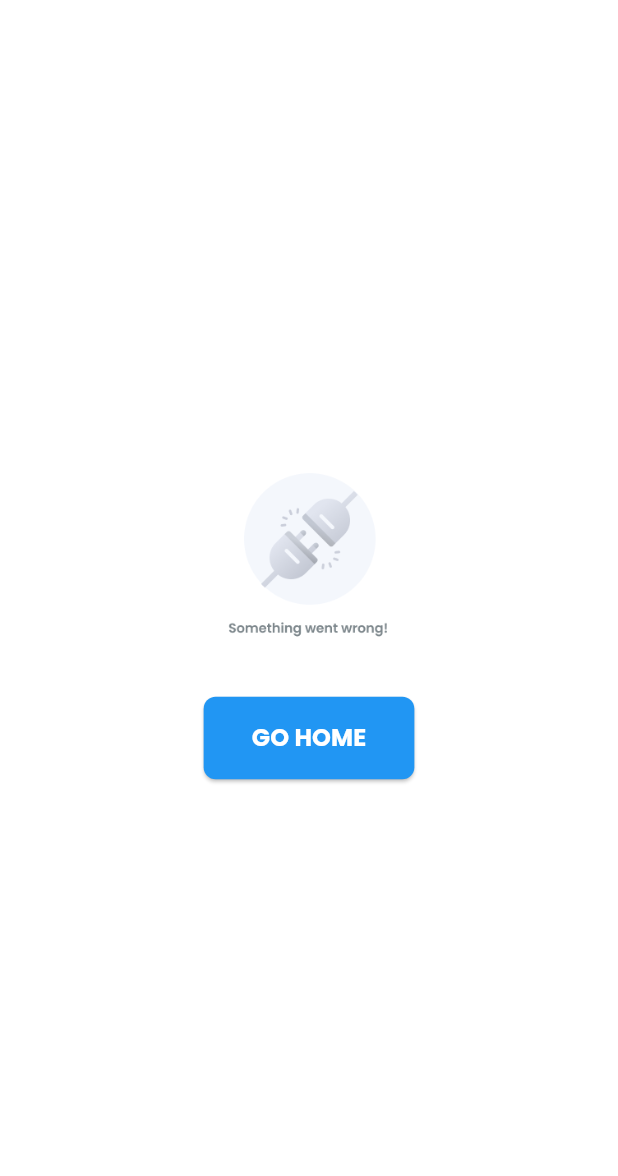
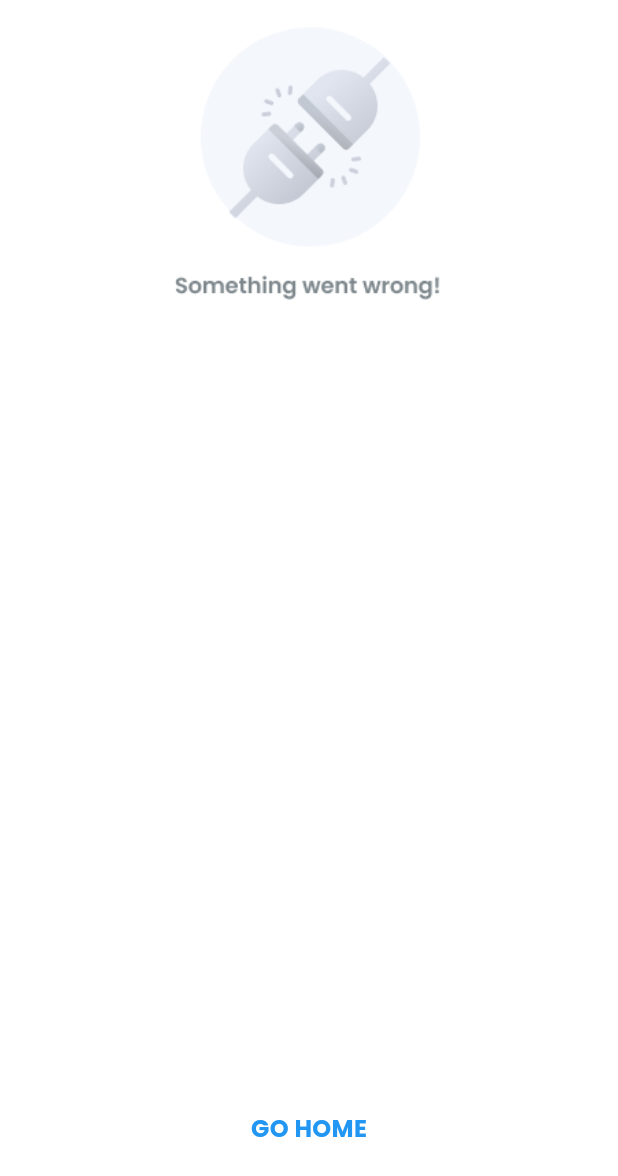
Before and after one commit to lucascampos42/desafio_bemol, a Flutter app: the ErrorScreen screen opened directly, on a phone screen of 412 x 824 dp. Shown: the top 1176 px of the screen. Run offline on Flutter 3.47's test engine with Material 3 defaults, Android fonts, the light colour scheme and no system bars; our stand-ins replace cached_network_image, dio, google_fonts, shared_preferences; accounts and stored records are empty; network calls fail.

Commit message:
fix erro go home

```diff
--- a/lib/ui/screens/error/error_screen.dart
+++ b/lib/ui/screens/error/error_screen.dart
@@ -11,11 +11,10 @@ class ErrorScreen extends StatelessWidget {
         child: Column(
           mainAxisAlignment: MainAxisAlignment.center,
           children: [
-            // Imagem de erro centralizada
             Image.asset(
               'assets/images/erro.png',
-              width: 120,
-              height: 120,
+              width: 200,
+              height: 200,
               errorBuilder: (context, error, stackTrace) {
                 return const Icon(
                   Icons.wifi_off,
@@ -24,34 +23,24 @@ class ErrorScreen extends StatelessWidget {
                 );
               },
             ),
-            const SizedBox(height: 40),
-            // Botão GO HOME
-            ElevatedButton(
-              onPressed: () {
+            const Spacer(),
+            GestureDetector(
+              onTap: () {
                 Navigator.of(context).pushNamedAndRemoveUntil(
                   '/',
                   (route) => false,
                 );
               },
-              style: ElevatedButton.styleFrom(
-                backgroundColor: Colors.blue,
-                foregroundColor: Colors.white,
-                padding: const EdgeInsets.symmetric(
-                  horizontal: 32,
-                  vertical: 16,
-                ),
-                shape: RoundedRectangleBorder(
-                  borderRadius: BorderRadius.circular(8),
-                ),
-              ),
               child: const Text(
                 'GO HOME',
                 style: TextStyle(
                   fontSize: 16,
                   fontWeight: FontWeight.bold,
+                  color: Colors.blue,
                 ),
               ),
             ),
+            const SizedBox(height: 60),
           ],
         ),
       ),
```
